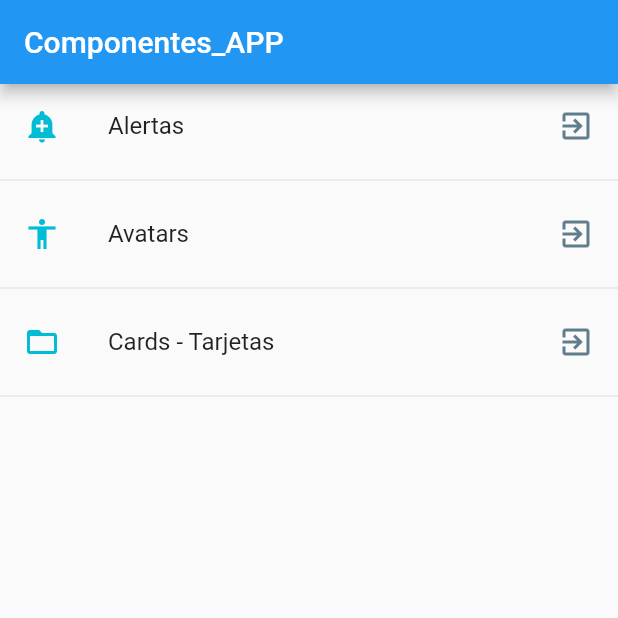
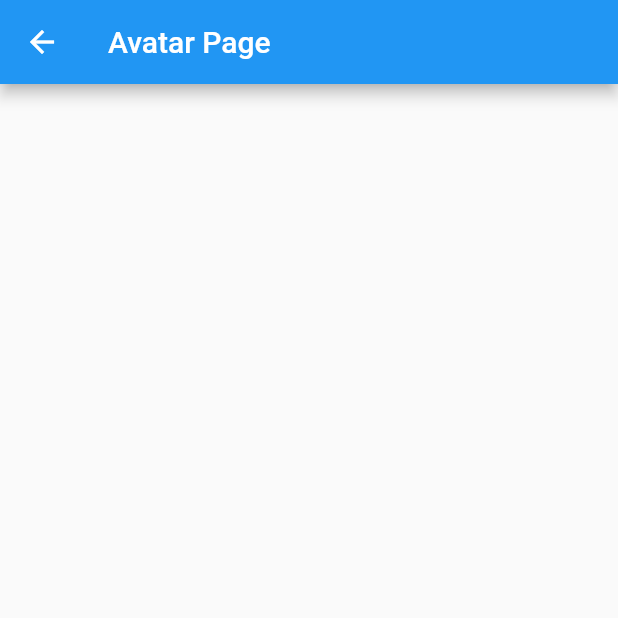
Before and after one commit to vidal1101/ComponentsFlutter, a Flutter app: the screen it shows after launch, after a tap on "Avatars", on a phone screen of 412 x 824 dp, the top half of it. Run offline on Flutter 3.47's test engine with Material 2 defaults, Android fonts, the phone set to English and light mode, and no system bars; network calls fail.

```diff
--- a/lib/main.dart
+++ b/lib/main.dart
@@ -1,8 +1,7 @@
 
 import 'package:flutter/material.dart';
+import 'package:componetesflutter/src/routes/routes_page.dart';
 
-//mis importaciones
-import 'package:componetesflutter/src/pages/home_page.dart';
 
 void main() => runApp(MyApp());
 
@@ -13,8 +12,11 @@ class MyApp extends StatelessWidget {
   Widget build(BuildContext context) {
     return MaterialApp(
       debugShowCheckedModeBanner: false,
-      title: 'componentes App',
-      home: Home_Page()
+      title: 'Componentes_App Flutter',
+
+      initialRoute: '/',
+
+      routes: getApliacationRoutes(),
     );
   }
 
--- /dev/null
+++ b/lib/src/pages/avatar_page.dart
@@ -0,0 +1,13 @@
+import 'package:flutter/material.dart';
+
+class AvatarPage extends StatelessWidget {
+
+  @override
+  Widget build(BuildContext context) {
+    return Scaffold(
+      appBar: AppBar(
+        title: Text('Avatar Page'),
+      ),
+    );
+  }
+}
--- a/lib/src/pages/home_page.dart
+++ b/lib/src/pages/home_page.dart
@@ -1,7 +1,9 @@
+import 'dart:io';
+
 import 'package:flutter/material.dart';
 import 'package:componetesflutter/src/providers/menu_providers.dart';
 import 'package:componetesflutter/src/utils/icons_util.dart';
-
+import 'package:componetesflutter/src/pages/alerts_page.dart';
 
 class Home_Page extends StatelessWidget {
   final opciones = ['UNO', 'DOS', 'TRES', 'CUATRO', 'CINCO', 'SEIS', 'SIETE'];
@@ -14,6 +16,12 @@ class Home_Page extends StatelessWidget {
       ),
       // body: ListView(children: _CrearItems()),
       body: _Lista(),
+      floatingActionButton: FloatingActionButton(
+        child: Icon(Icons.close),
+        onPressed: () {
+          Navigator.of(context);
+        },
+      ),
     );
   }
 
@@ -26,16 +34,15 @@ class Home_Page extends StatelessWidget {
       initialData: [],
       builder: (BuildContext context, AsyncSnapshot<List<dynamic>> snapshot) {
         return ListView(
-          children: _listaItems(snapshot.data),
+          children: _listaItems(snapshot.data, context),
         );
       },
     );
   }
 
-
   /*retorna los objetos del json para pintarlos en la app
   */
-  List<Widget> _listaItems(List<dynamic> data) {
+  List<Widget> _listaItems(List<dynamic> data, BuildContext context) {
     final List<Widget> opciones = [];
 
     data.forEach((opt) {
@@ -43,7 +50,13 @@ class Home_Page extends StatelessWidget {
         title: Text(opt['texto']),
         leading: getIcon(opt['icon']),
         trailing: Icon(Icons.exit_to_app, color: Colors.blueGrey),
-        onTap: () {},
+        onTap: () {
+          /*
+          final ruta = MaterialPageRoute(builder: (context) => AlertsPage());
+          Navigator.push(context, ruta);
+          */
+          Navigator.pushNamed(context, opt['ruta'] );
+        },
       );
 
       opciones..add(wiggetTemporal)..add(Divider());
@@ -51,9 +64,6 @@ class Home_Page extends StatelessWidget {
 
     return opciones;
   }
-
-
-
 
   /*metodo que llama a los items y los retorno para pintarlos
   */
--- /dev/null
+++ b/lib/src/routes/routes_page.dart
@@ -0,0 +1,18 @@
+import 'package:flutter/material.dart';
+
+import 'package:componetesflutter/src/pages/alerts_page.dart';
+import 'package:componetesflutter/src/pages/avatar_page.dart';
+import 'package:componetesflutter/src/pages/home_page.dart';
+import 'package:componetesflutter/src/pages/card_page.dart';
+
+
+Map<String, WidgetBuilder> getApliacationRoutes() {
+
+  return <String, WidgetBuilder>{
+    '/'       : (BuildContext context) => Home_Page(),
+    'alert'   : (BuildContext context) => AlertsPage(),
+    'avatar'  : (BuildContext context) => AvatarPage(),
+    'card'    : (BuildContext context)=> Card_Page(),
+  };
+
+}
--- a/pubspec.yaml
+++ b/pubspec.yaml
@@ -47,7 +47,7 @@ flutter:
   # To add assets to your application, add an assets section, like this:
   assets:
    - data/menu_opts.json
-  #   - images/a_dot_ham.jpeg
+   - assets/
 
   # An image asset can refer to one or more resolution-specific "variants", see
   # https://flutter.dev/assets-and-images/#resolution-aware.
```
Also changed, not shown: lib/src/pages/alerts_page.dart (added, +17 -0 lines), lib/src/pages/card_page.dart (added, +165 -0 lines), assets/jar-loading.gif (added).
